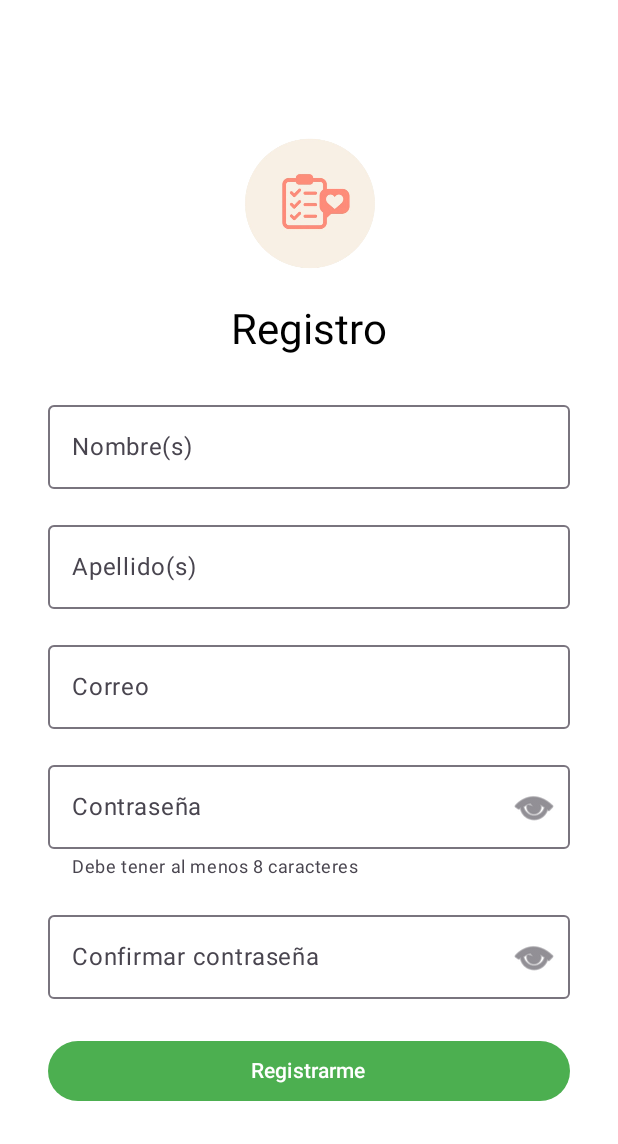
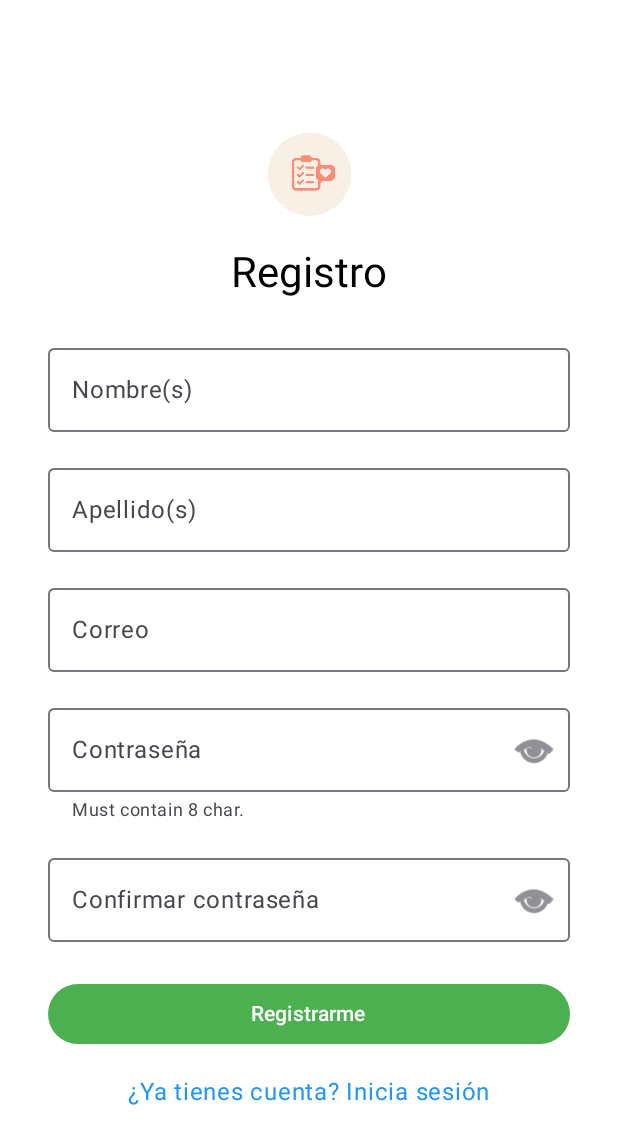
Before and after one commit to antonySAZ7/Proyecto-plataformas-moviles, an Android app built with Jetpack Compose: the @Preview function RegisterScreenPreview, on a phone screen of 412 x 824 dp. Shown: the top 1144 px of the screen. Run offline under Robolectric (Android 15) with nearby library versions, the phone set to English and light mode, and no system bars.

Commit message:
navegacion entre pantallas splash, onboarding, login y register con datos quemados

```diff
--- a/app/src/main/java/com/example/proyectoplatsadj/feature/register/RegisterScreen.kt
+++ b/app/src/main/java/com/example/proyectoplatsadj/feature/register/RegisterScreen.kt
@@ -1,20 +1,35 @@
 package com.example.proyectoplatsadj.feature.register
 
 import androidx.compose.foundation.Image
+import androidx.compose.foundation.clickable
 import androidx.compose.foundation.layout.*
+import androidx.compose.foundation.text.KeyboardOptions
 import androidx.compose.material3.*
-import androidx.compose.runtime.Composable
+import androidx.compose.runtime.*
 import androidx.compose.ui.Alignment
 import androidx.compose.ui.Modifier
 import androidx.compose.ui.graphics.Color
 import androidx.compose.ui.res.painterResource
+import androidx.compose.ui.text.input.KeyboardType
 import androidx.compose.ui.text.input.PasswordVisualTransformation
-import androidx.compose.ui.tooling.preview.Preview
+import androidx.compose.ui.text.input.VisualTransformation
 import androidx.compose.ui.unit.dp
 import com.example.proyectoplatsadj.R
+import androidx.compose.ui.tooling.preview.Preview
 
 @Composable
-fun RegisterScreen() {
+fun RegisterScreen(
+    onRegisterSuccess: () -> Unit,
+    onLoginClick: () -> Unit
+) {
+    var firstName by remember { mutableStateOf("") }
+    var lastName by remember { mutableStateOf("") }
+    var email by remember { mutableStateOf("") }
+    var password by remember { mutableStateOf("") }
+    var confirmPassword by remember { mutableStateOf("") }
+    var passwordVisible by remember { mutableStateOf(false) }
+    var confirmVisible by remember { mutableStateOf(false) }
+
     Column(
         modifier = Modifier
             .fillMaxSize()
@@ -25,7 +40,7 @@ fun RegisterScreen() {
         Image(
             painter = painterResource(id = R.drawable.tomakelogoredondo),
             contentDescription = "Logo",
-            modifier = Modifier.size(100.dp),
+            modifier = Modifier.size(64.dp)
         )
         Spacer(modifier = Modifier.height(16.dp))
         Text(
@@ -33,74 +48,104 @@ fun RegisterScreen() {
             style = MaterialTheme.typography.headlineMedium
         )
         Spacer(modifier = Modifier.height(24.dp))
+
         OutlinedTextField(
-            value = "",
-            onValueChange = {},
+            value = firstName,
+            onValueChange = { firstName = it },
             label = { Text("Nombre(s)") },
             placeholder = { Text("John") },
             modifier = Modifier.fillMaxWidth()
         )
         Spacer(modifier = Modifier.height(16.dp))
+
         OutlinedTextField(
-            value = "",
-            onValueChange = {},
+            value = lastName,
+            onValueChange = { lastName = it },
             label = { Text("Apellido(s)") },
             placeholder = { Text("Doe") },
             modifier = Modifier.fillMaxWidth()
         )
         Spacer(modifier = Modifier.height(16.dp))
+
         OutlinedTextField(
-            value = "",
-            onValueChange = {},
+            value = email,
+            onValueChange = { email = it },
             label = { Text("Correo") },
             placeholder = { Text("Ingresa tu correo") },
+            keyboardOptions = KeyboardOptions(keyboardType = KeyboardType.Email),
             modifier = Modifier.fillMaxWidth()
         )
         Spacer(modifier = Modifier.height(16.dp))
+
         OutlinedTextField(
-            value = "",
-            onValueChange = {},
+            value = password,
+            onValueChange = { password = it },
             label = { Text("Contraseña") },
-            placeholder = { Text("********") },
-            visualTransformation = PasswordVisualTransformation(),
+            placeholder = { Text("Ingresa tu contraseña") },
+            visualTransformation = if (passwordVisible) VisualTransformation.None else PasswordVisualTransformation(),
+            keyboardOptions = KeyboardOptions(keyboardType = KeyboardType.Password),
             trailingIcon = {
-                IconButton(onClick = { /* Aquí iría toggle de visibilidad */ }) {
-                    Icon(painter = painterResource(id = android.R.drawable.ic_menu_view), contentDescription = "Ver contraseña")
+                IconButton(onClick = { passwordVisible = !passwordVisible }) {
+                    Icon(
+                        painter = painterResource(
+                            id = if (passwordVisible) android.R.drawable.ic_menu_close_clear_cancel
+                            else android.R.drawable.ic_menu_view
+                        ),
+                        contentDescription = if (passwordVisible) "Ocultar" else "Mostrar"
+                    )
                 }
             },
-            supportingText = { Text("Debe tener al menos 8 caracteres") },
+            supportingText = { Text("Must contain 8 char.") },
             modifier = Modifier.fillMaxWidth()
         )
         Spacer(modifier = Modifier.height(16.dp))
+
         OutlinedTextField(
-            value = "",
-            onValueChange = {},
+            value = confirmPassword,
+            onValueChange = { confirmPassword = it },
             label = { Text("Confirmar contraseña") },
-            placeholder = { Text("********") },
-            visualTransformation = PasswordVisualTransformation(),
+            placeholder = { Text("Ingresa tu contraseña") },
+            visualTransformation = if (confirmVisible) VisualTransformation.None else PasswordVisualTransformation(),
+            keyboardOptions = KeyboardOptions(keyboardType = KeyboardType.Password),
             trailingIcon = {
-                IconButton(onClick = { /* Aquí iría toggle de visibilidad */ }) {
-                    Icon(painter = painterResource(id = android.R.drawable.ic_menu_view), contentDescription = "Ver contraseña")
+                IconButton(onClick = { confirmVisible = !confirmVisible }) {
+                    Icon(
+                        painter = painterResource(
+                            id = if (confirmVisible) android.R.drawable.ic_menu_close_clear_cancel
+                            else android.R.drawable.ic_menu_view
+                        ),
+                        contentDescription = if (confirmVisible) "Ocultar" else "Mostrar"
+                    )
                 }
             },
             modifier = Modifier.fillMaxWidth()
         )
         Spacer(modifier = Modifier.height(24.dp))
+
         Button(
-            onClick = { /* Acción de registro */ },
+            onClick = onRegisterSuccess,
             colors = ButtonDefaults.buttonColors(containerColor = Color(0xFF4CAF50)),
             modifier = Modifier.fillMaxWidth()
         ) {
             Text("Registrarme")
         }
+        Spacer(modifier = Modifier.height(16.dp))
+
+        Text(
+            text = "¿Ya tienes cuenta? Inicia sesión",
+            color = Color(0xFF2196F3),
+            modifier = Modifier.clickable(onClick = onLoginClick)
+        )
     }
 }
 
-//Preview para previsualizar la pantalla de registro sin tocar el mainactivity.kt
 @Preview(showBackground = true)
 @Composable
 fun RegisterScreenPreview() {
     MaterialTheme {
-        RegisterScreen()
+        RegisterScreen(
+            onRegisterSuccess = {},
+            onLoginClick = {}
+        )
     }
 }
```
Also changed, not shown: app/src/main/java/com/example/proyectoplatsadj/feature/login/LoginScreen.kt (+45 -13 lines), app/src/main/java/com/example/proyectoplatsadj/feature/onboarding/OnboardingScreen.kt (+11 -5 lines), app/src/main/java/com/example/proyectoplatsadj/feature/splash/SplashScreen.kt (+13 -5 lines), app/src/main/java/com/example/proyectoplatsadj/navigation/AppNavHost.kt (+62 -10 lines).
